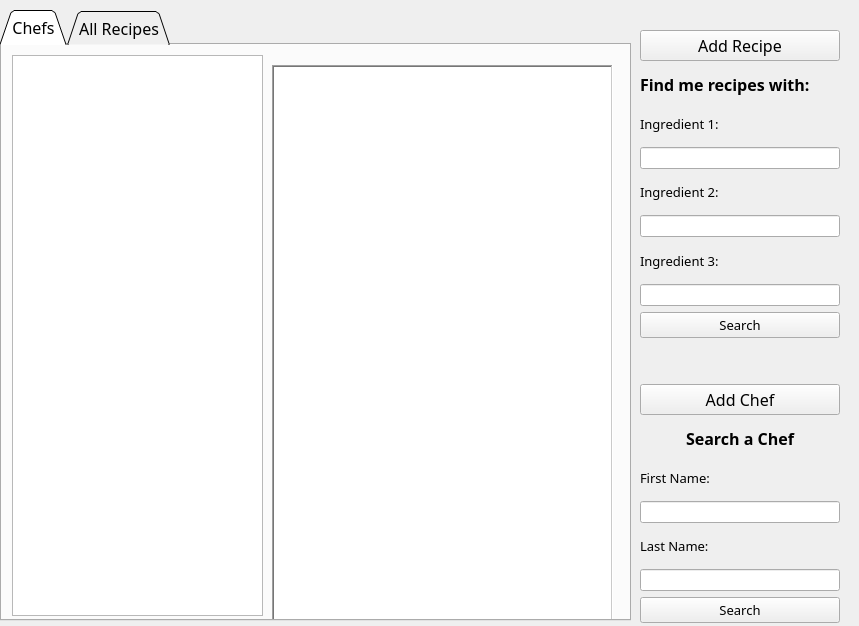
First picture: the form in ManagerView.ui, repository NickFurlo/Restaurant-Management-Database, before the edit.
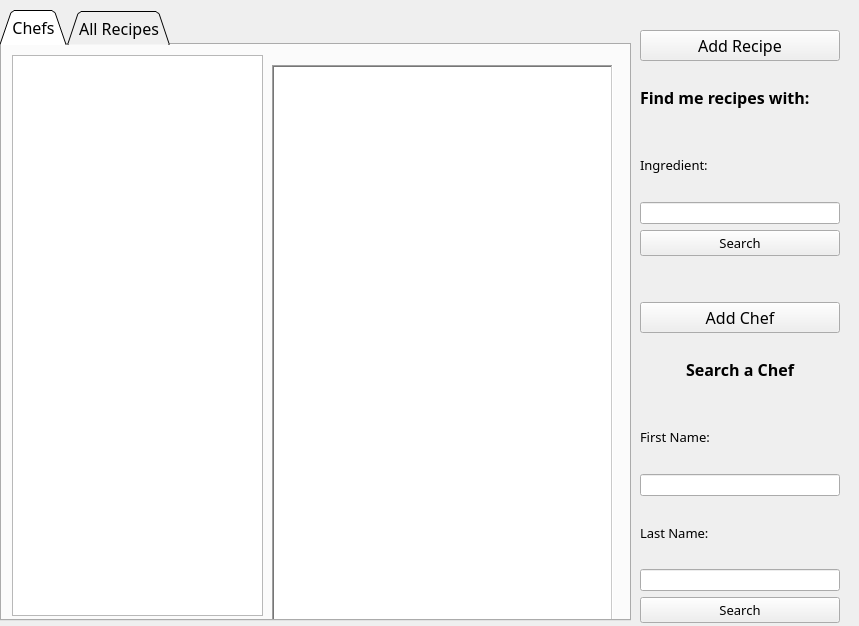
Second picture: the form after the edit.

What changed in the file:
```diff
--- a/ManagerView.ui
+++ b/ManagerView.ui
@@ -229,45 +229,13 @@
         </font>
        </property>
        <property name="text">
-        <string>Ingredient 1:</string>
+        <string>Ingredient:</string>
        </property>
       </widget>
      </item>
      <item>
       <widget class="QLineEdit" name="ingredientOne"/>
      </item>
-     <item>
-      <widget class="QLabel" name="label_3">
-       <property name="font">
-        <font>
-         <family>Book Antiqua</family>
-         <pointsize>10</pointsize>
-        </font>
-       </property>
-       <property name="text">
-        <string>Ingredient 2:</string>
-       </property>
-      </widget>
-     </item>
-     <item>
-      <widget class="QLineEdit" name="ingredientTwo"/>
-     </item>
-     <item>
-      <widget class="QLabel" name="label_4">
-       <property name="font">
-        <font>
-         <family>Book Antiqua</family>
-         <pointsize>10</pointsize>
-        </font>
-       </property>
-       <property name="text">
-        <string>Ingredient 3:</string>
-       </property>
-      </widget>
-     </item>
-     <item>
-      <widget class="QLineEdit" name="ingredientThree"/>
-     </item>
      <item>
       <widget class="QPushButton" name="btnSearch">
        <property name="font">
```
